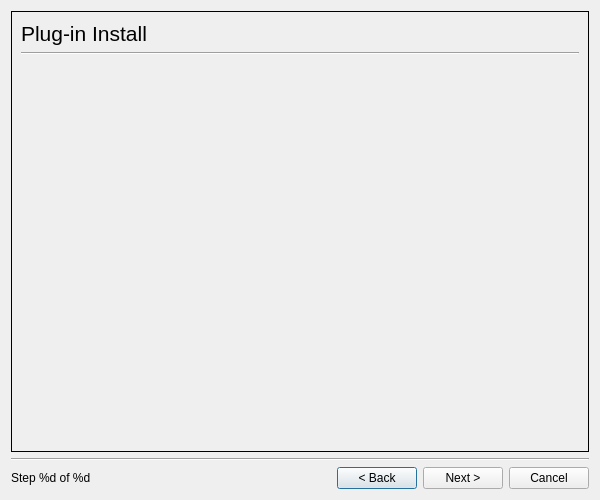
This is ui4/plugindialog_base.ui in mwilck/hplip as Qt 5 draws it before an edit. The edited form follows.
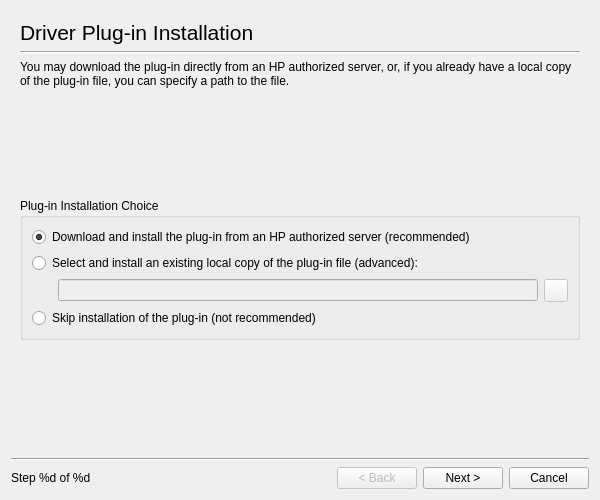
This is the edited form.

The edit to the form file:
```diff
--- a/ui4/plugindialog_base.ui
+++ b/ui4/plugindialog_base.ui
@@ -15,8 +15,8 @@
   <layout class="QGridLayout" >
    <item row="0" column="0" colspan="5" >
     <widget class="QStackedWidget" name="StackedWidget" >
-     <property name="frameShape" >
-      <enum>QFrame::Box</enum>
+     <property name="currentIndex" >
+      <number>0</number>
      </property>
      <widget class="QWidget" name="page" >
       <layout class="QGridLayout" >
@@ -28,7 +28,7 @@
           </font>
          </property>
          <property name="text" >
-          <string>Plug-in Install</string>
+          <string>Driver Plug-in Installation</string>
          </property>
         </widget>
        </item>
@@ -39,7 +39,17 @@
          </property>
         </widget>
        </item>
-       <item row="2" column="1" >
+       <item row="2" column="0" colspan="2" >
+        <widget class="QLabel" name="TitleLabel" >
+         <property name="text" >
+          <string>You may download the plug-in directly from an HP authorized server, or, if you already have a local copy of the plug-in file, you can specify a path to the file.</string>
+         </property>
+         <property name="wordWrap" >
+          <bool>true</bool>
+         </property>
+        </widget>
+       </item>
+       <item row="3" column="0" >
         <spacer>
          <property name="orientation" >
           <enum>Qt::Vertical</enum>
@@ -47,7 +57,102 @@
          <property name="sizeHint" >
           <size>
            <width>20</width>
-           <height>181</height>
+           <height>40</height>
+          </size>
+         </property>
+        </spacer>
+       </item>
+       <item row="4" column="0" colspan="2" >
+        <widget class="QGroupBox" name="groupBox" >
+         <property name="title" >
+          <string>Plug-in Installation Choice</string>
+         </property>
+         <layout class="QGridLayout" >
+          <item row="0" column="0" colspan="2" >
+           <widget class="QRadioButton" name="DownloadRadioButton" >
+            <property name="text" >
+             <string>Download and install the plug-in from an HP authorized server (recommended)</string>
+            </property>
+            <property name="checked" >
+             <bool>true</bool>
+            </property>
+           </widget>
+          </item>
+          <item row="1" column="0" colspan="2" >
+           <widget class="QRadioButton" name="CopyRadioButton" >
+            <property name="enabled" >
+             <bool>true</bool>
+            </property>
+            <property name="text" >
+             <string>Select and install an existing local copy of the plug-in file (advanced):</string>
+            </property>
+           </widget>
+          </item>
+          <item row="2" column="0" >
+           <spacer>
+            <property name="orientation" >
+             <enum>Qt::Horizontal</enum>
+            </property>
+            <property name="sizeType" >
+             <enum>QSizePolicy::Preferred</enum>
+            </property>
+            <property name="sizeHint" >
+             <size>
+              <width>20</width>
+              <height>20</height>
+             </size>
+            </property>
+           </spacer>
+          </item>
+          <item row="2" column="1" >
+           <layout class="QHBoxLayout" >
+            <item>
+             <widget class="QLineEdit" name="PathLineEdit" >
+              <property name="enabled" >
+               <bool>false</bool>
+              </property>
+              <property name="sizePolicy" >
+               <sizepolicy vsizetype="Fixed" hsizetype="MinimumExpanding" >
+                <horstretch>0</horstretch>
+                <verstretch>0</verstretch>
+               </sizepolicy>
+              </property>
+             </widget>
+            </item>
+            <item>
+             <widget class="QToolButton" name="BrowseToolButton" >
+              <property name="enabled" >
+               <bool>false</bool>
+              </property>
+              <property name="toolTip" >
+               <string>Open a local copy of the plug-in file</string>
+              </property>
+              <property name="text" >
+               <string/>
+              </property>
+             </widget>
+            </item>
+           </layout>
+          </item>
+          <item row="3" column="0" colspan="2" >
+           <widget class="QRadioButton" name="SkipRadioButton" >
+            <property name="text" >
+             <string>Skip installation of the plug-in (not recommended)</string>
+            </property>
+           </widget>
+          </item>
+         </layout>
+        </widget>
+       </item>
+       <item row="5" column="1" >
+        <spacer>
+         <property name="orientation" >
+          <enum>Qt::Vertical</enum>
+         </property>
+         <property name="sizeHint" >
+          <size>
+           <width>278</width>
+           <height>51</height>
           </size>
          </property>
         </spacer>
@@ -86,6 +191,9 @@
    </item>
    <item row="2" column="2" >
     <widget class="QPushButton" name="BackButton" >
+     <property name="enabled" >
+      <bool>false</bool>
+     </property>
      <property name="text" >
       <string>&lt; Back</string>
      </property>
```
Left out of the diff: 3 changed lines with no effect on the pictures.
